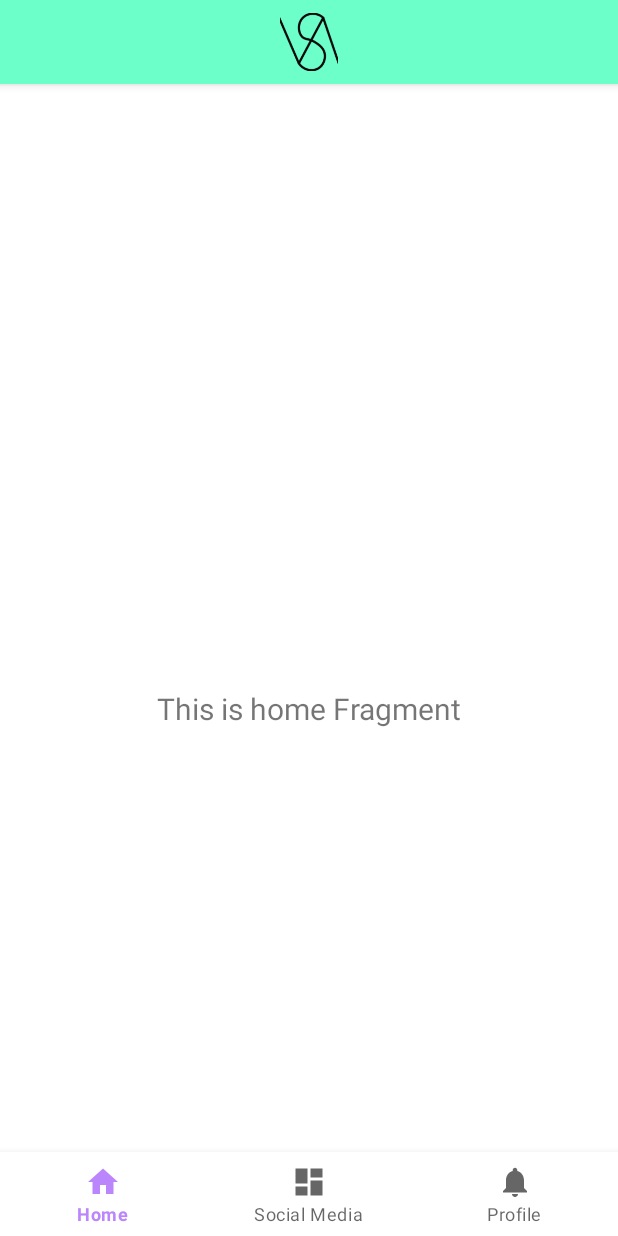
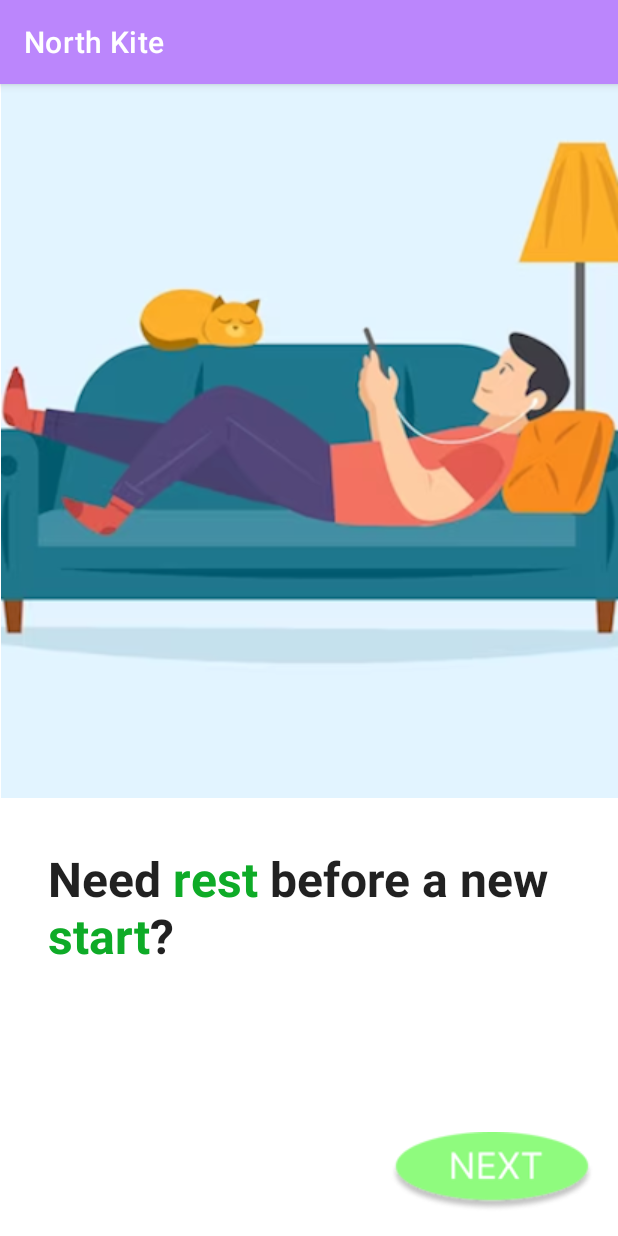
Before and after one commit to Feng030126/North_Kite, an Android app: the screen it shows after launch (MainActivity before the commit, FirstStartupActivity after it), on a phone screen of 412 x 824 dp. Run offline under Robolectric (Android 15) with nearby library versions, the phone set to English and light mode, and no system bars.

Commit message:
structured first startup framework

```diff
--- /dev/null
+++ b/app/src/main/java/com/rst2g1/northkite/FirstStartupActivity.kt
@@ -0,0 +1,29 @@
+package com.rst2g1.northkite
+
+import android.content.Intent
+import android.content.SharedPreferences
+import android.os.Bundle
+import android.os.PersistableBundle
+import androidx.appcompat.app.AppCompatActivity
+import com.rst2g1.northkite.databinding.FirstStartOneBinding
+import com.rst2g1.northkite.databinding.FirstStartThreeBinding
+import com.rst2g1.northkite.databinding.FirstStartTwoBinding
+
+class FirstStartupActivity : AppCompatActivity() {
+
+    private lateinit var binding: FirstStartOneBinding
+    private lateinit var binding_two: FirstStartTwoBinding
+    private lateinit var binding_three: FirstStartThreeBinding
+
+    override fun onCreate(savedInstanceState: Bundle?) {
+        super.onCreate(savedInstanceState)
+
+        // Initialize View Binding
+        binding = FirstStartOneBinding.inflate(layoutInflater)
+        setContentView(binding.root)
+
+        binding.buttonNext.setOnClickListener {
+            setContentView(binding_two.root)
+        }
+    }
+}
--- /dev/null
+++ b/app/src/main/res/layout/first_start_one.xml
@@ -0,0 +1,42 @@
+<?xml version="1.0" encoding="utf-8"?>
+<androidx.constraintlayout.widget.ConstraintLayout xmlns:android="http://schemas.android.com/apk/res/android"
+    xmlns:app="http://schemas.android.com/apk/res-auto"
+    xmlns:tools="http://schemas.android.com/tools"
+    android:layout_width="match_parent"
+    android:layout_height="match_parent">
+
+    <ImageView
+        android:id="@+id/imageView"
+        android:layout_width="wrap_content"
+        android:layout_height="wrap_content"
+        app:layout_constraintEnd_toEndOf="parent"
+        app:layout_constraintStart_toStartOf="parent"
+        app:layout_constraintTop_toTopOf="parent"
+        app:srcCompat="@drawable/first_start_one_banner" />
+
+    <TextView
+        android:id="@+id/textView"
+        android:layout_width="354dp"
+        android:layout_height="95dp"
+        android:layout_marginStart="32dp"
+        android:layout_marginTop="32dp"
+        android:text="@string/first_start_one_text"
+        android:textAppearance="@style/TextAppearance.AppCompat.Large"
+        android:textSize="32sp"
+        android:textStyle="bold"
+        app:layout_constraintStart_toStartOf="parent"
+        app:layout_constraintTop_toBottomOf="@+id/imageView" />
+
+    <ImageView
+        android:id="@+id/buttonNext"
+        android:layout_width="wrap_content"
+        android:layout_height="wrap_content"
+        android:layout_marginEnd="16dp"
+        android:layout_marginBottom="16dp"
+        android:clickable="true"
+        android:contentDescription="next"
+        app:layout_constraintBottom_toBottomOf="parent"
+        app:layout_constraintEnd_toEndOf="parent"
+        app:srcCompat="@drawable/next_button" />
+
+</androidx.constraintlayout.widget.ConstraintLayout>
--- /dev/null
+++ b/app/src/main/res/layout/first_start_three.xml
@@ -0,0 +1,6 @@
+<?xml version="1.0" encoding="utf-8"?>
+<androidx.constraintlayout.widget.ConstraintLayout xmlns:android="http://schemas.android.com/apk/res/android"
+    android:layout_width="match_parent"
+    android:layout_height="match_parent">
+
+</androidx.constraintlayout.widget.ConstraintLayout>
--- /dev/null
+++ b/app/src/main/res/layout/first_start_two.xml
@@ -0,0 +1,6 @@
+<?xml version="1.0" encoding="utf-8"?>
+<androidx.constraintlayout.widget.ConstraintLayout xmlns:android="http://schemas.android.com/apk/res/android"
+    android:layout_width="match_parent"
+    android:layout_height="match_parent">
+
+</androidx.constraintlayout.widget.ConstraintLayout>
--- a/app/src/main/res/values/strings.xml
+++ b/app/src/main/res/values/strings.xml
@@ -3,4 +3,5 @@
     <string name="title_home">Home</string>
     <string name="title_smedia">Social Media</string>
     <string name="title_profile">Profile</string>
+    <string name="first_start_one_text">Need <font fgcolor='#0EAB27'>rest</font> before a new <font fgcolor='#0EAB27'>start</font>?</string>
 </resources>
```
Also changed, not shown: app/src/main/AndroidManifest.xml (+8 -0 lines), app/src/main/java/com/rst2g1/northkite/MainActivity.kt (+29 -2 lines), app/src/main/ic_first_start_one_banner-playstore.png (added), app/src/main/res/drawable/first_start_one_banner.png (added), app/src/main/res/drawable/next_button.png (added).
